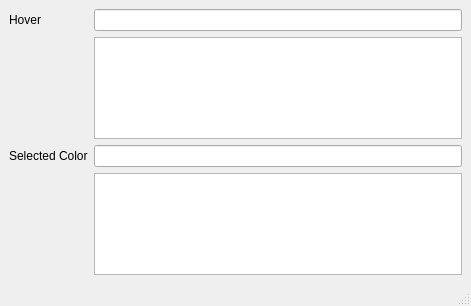
The window that assets/main.ui (Dufran/pyqt-color-picker) describes before a commit, drawn with Qt 5.
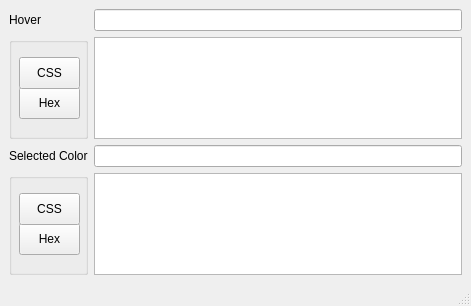
The same window after the commit.

```diff
--- a/assets/main.ui
+++ b/assets/main.ui
@@ -31,6 +31,72 @@
       </property>
      </widget>
     </item>
+    <item row="3" column="0">
+     <widget class="QGroupBox" name="groupBox">
+      <property name="title">
+       <string/>
+      </property>
+      <widget class="QPushButton" name="hex_selected_button">
+       <property name="geometry">
+        <rect>
+         <x>10</x>
+         <y>50</y>
+         <width>61</width>
+         <height>32</height>
+        </rect>
+       </property>
+       <property name="text">
+        <string>Hex</string>
+       </property>
+      </widget>
+      <widget class="QPushButton" name="css_selected_button">
+       <property name="geometry">
+        <rect>
+         <x>10</x>
+         <y>20</y>
+         <width>61</width>
+         <height>32</height>
+        </rect>
+       </property>
+       <property name="text">
+        <string>CSS</string>
+       </property>
+      </widget>
+     </widget>
+    </item>
+    <item row="1" column="0">
+     <widget class="QGroupBox" name="groupBox_2">
+      <property name="title">
+       <string/>
+      </property>
+      <widget class="QPushButton" name="hex_hover_button">
+       <property name="geometry">
+        <rect>
+         <x>10</x>
+         <y>50</y>
+         <width>61</width>
+         <height>32</height>
+        </rect>
+       </property>
+       <property name="text">
+        <string>Hex</string>
+       </property>
+      </widget>
+      <widget class="QPushButton" name="css_hover_button">
+       <property name="geometry">
+        <rect>
+         <x>10</x>
+         <y>20</y>
+         <width>61</width>
+         <height>32</height>
+        </rect>
+       </property>
+       <property name="text">
+        <string>CSS</string>
+       </property>
+      </widget>
+     </widget>
+    </item>
     <item row="2" column="0">
      <widget class="QLabel" name="label">
       <property name="text">
```
Left out of the diff: 16 changed lines with no effect on the pictures.
